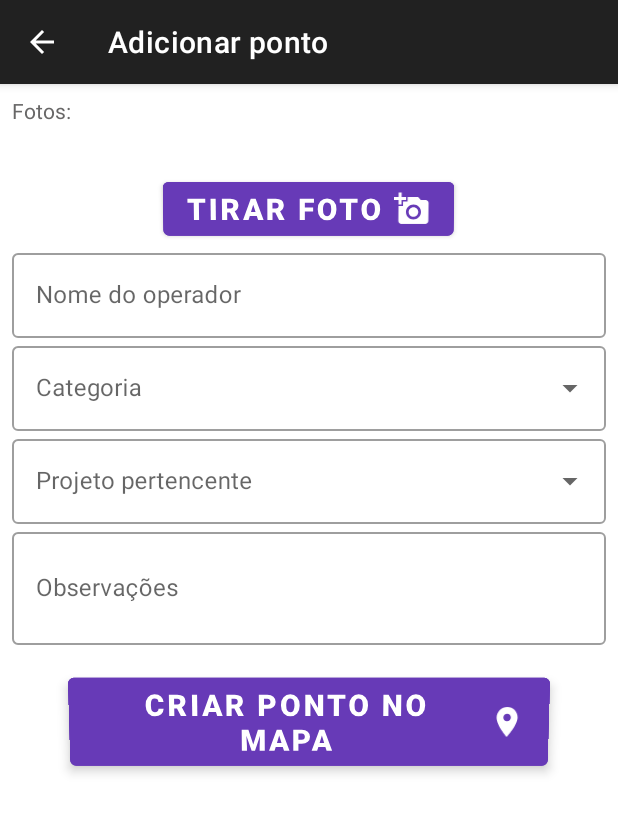
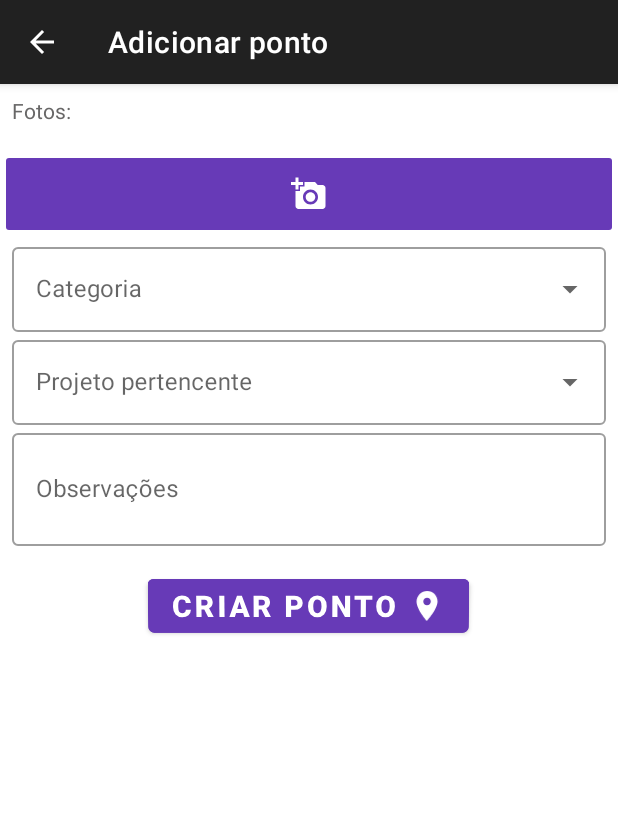
Before and after one commit to gustavodias24/AppFotoGeolocalizacao, an Android app: the AdicionarPontoActivity screen opened directly, with no data from a screen before it, on a phone screen of 412 x 824 dp. Shown: the top 813 px of the screen. Run offline under Robolectric (Android 15) with nearby library versions, the phone set to English and light mode, and no system bars; pictures from the network do not load.

Commit message:
Updates da manhã - Movir o nome do operador para configurações. - Ajuste no icone da foto e no texto de criar ponto. - Ajuste para não abrir todas as opções do fab. (Voltar a carregar a tela inicial com apenas o botão + ) - Quando abre o mapa não exibe nenhum ponto ainda. - Icone da foto na segunda posição - Projetos na terceira posição - Por último botão configurações

```diff
--- a/app/src/main/java/benicio/soluces/aplicativotestebencio/activity/AdicionarPontoActivity.java
+++ b/app/src/main/java/benicio/soluces/aplicativotestebencio/activity/AdicionarPontoActivity.java
@@ -57,6 +57,8 @@ public class AdicionarPontoActivity extends AppCompatActivity {
     private AdapterFotos adapterFotos;
     private RecyclerView recyclerFotos;
 
+    private String operador;
+
 
     private ActivityAdicionarPontoBinding binding;
 
@@ -70,6 +72,7 @@ public class AdicionarPontoActivity extends AppCompatActivity {
         binding = ActivityAdicionarPontoBinding.inflate(getLayoutInflater());
         setContentView(binding.getRoot());
 
+        operador = getSharedPreferences("configPreferences", MODE_PRIVATE).getString("operador", "");
         verificarPermissoes();
         criarRecyclerFotos();
 
@@ -85,11 +88,9 @@ public class AdicionarPontoActivity extends AppCompatActivity {
             binding.criarPontoBtn.setVisibility(View.GONE);
             binding.cameraBtn.setVisibility(View.GONE);
 
-            binding.nomeOperadorField.getEditText().setEnabled(false);
             binding.obsField.getEditText().setEnabled(false);
             binding.menu.getEditText().setEnabled(false);
 
-            binding.nomeOperadorField.getEditText().setText(pontoModel.getOperador());
             binding.obsField.getEditText().setText(pontoModel.getObs());
             binding.menu.getEditText().setText(pontoModel.getCategoria());
 
@@ -135,8 +136,8 @@ public class AdicionarPontoActivity extends AppCompatActivity {
 
         binding.cameraBtn.setOnClickListener( fotoView -> {
             Intent i  = new Intent(getApplicationContext(), ExibirActivity.class);
-            i.putExtra("operador", binding.nomeOperadorField.getEditText().getText().toString());
             i.putExtra("obs", binding.obsField.getEditText().getText().toString());
+            i.putExtra("operador", operador);
             i.putExtra("tipo", 0);
             i.putExtra("lat", latitude);
             i.putExtra("long", longitude);
@@ -144,10 +145,9 @@ public class AdicionarPontoActivity extends AppCompatActivity {
         });
 
         binding.criarPontoBtn.setOnClickListener( view -> {
-            String obs, operador, categoria;
+            String obs, categoria;
 
             obs = binding.obsField.getEditText().getText().toString();
-            operador = binding.nomeOperadorField.getEditText().getText().toString().isEmpty() ? "Sem observações" : binding.nomeOperadorField.getEditText().getText().toString();
             categoria = binding.menu.getEditText().getText().toString().isEmpty() ? "Não informado" : binding.menu.getEditText().getText().toString();
 
             if (!categoria.isEmpty()){
--- a/app/src/main/java/benicio/soluces/aplicativotestebencio/activity/ExibirActivity.java
+++ b/app/src/main/java/benicio/soluces/aplicativotestebencio/activity/ExibirActivity.java
@@ -77,7 +77,7 @@ public class ExibirActivity extends AppCompatActivity{
 
         i = getIntent();
 
-        preferences = getSharedPreferences("logoPreferences", Context.MODE_PRIVATE);
+        preferences = getSharedPreferences("configPreferences", Context.MODE_PRIVATE);
 
         if ( preferences.getString("logoImage", null) == null){
             binding.logo.setVisibility(View.GONE);
--- /dev/null
+++ b/app/src/main/res/drawable/baseline_save_24.xml
@@ -0,0 +1,5 @@
+<vector android:height="24dp" android:tint="#FFFFFF"
+    android:viewportHeight="24" android:viewportWidth="24"
+    android:width="24dp" xmlns:android="http://schemas.android.com/apk/res/android">
+    <path android:fillColor="@android:color/white" android:pathData="M17,3L5,3c-1.11,0 -2,0.9 -2,2v14c0,1.1 0.89,2 2,2h14c1.1,0 2,-0.9 2,-2L21,7l-4,-4zM12,19c-1.66,0 -3,-1.34 -3,-3s1.34,-3 3,-3 3,1.34 3,3 -1.34,3 -3,3zM15,9L5,9L5,5h10v4z"/>
+</vector>
--- a/app/src/main/res/layout/activity_adicionar_ponto.xml
+++ b/app/src/main/res/layout/activity_adicionar_ponto.xml
@@ -1,12 +1,11 @@
 <?xml version="1.0" encoding="utf-8"?>
-<ScrollView
-    xmlns:android="http://schemas.android.com/apk/res/android"
+<ScrollView xmlns:android="http://schemas.android.com/apk/res/android"
     xmlns:app="http://schemas.android.com/apk/res-auto"
     xmlns:tools="http://schemas.android.com/tools"
+    android:layout_width="match_parent"
     android:layout_height="match_parent"
-    android:layout_width="match_parent"
-    android:fillViewport="true"
-    >
+    android:fillViewport="true">
+
     <LinearLayout
 
         android:layout_width="match_parent"
@@ -27,40 +26,19 @@
             android:id="@+id/recycler_fotos"
             android:layout_width="match_parent"
             android:layout_height="wrap_content"
-        android:layout_margin="8dp" >
+            android:layout_margin="8dp"
+            >
 
         </androidx.recyclerview.widget.RecyclerView>
 
-    <Button
+
+        <ImageButton
             android:id="@+id/camera_btn"
-        android:layout_width="wrap_content"
-        android:layout_height="wrap_content"
-        android:layout_gravity="center|center_vertical"
-        android:layout_marginTop="16dp"
-        android:backgroundTint="@color/botao"
-        android:drawableRight="@drawable/baseline_add_a_photo_24"
-        android:gravity="center|center_vertical"
-        android:rotationX="-4"
-        android:text="tirar foto"
-        android:textAllCaps="true"
-        android:textColor="#FFFFFF"
-        android:textSize="20sp"
-        android:textStyle="bold" />
-
-    <com.google.android.material.textfield.TextInputLayout
-        android:id="@+id/nome_operador_field"
             android:layout_width="match_parent"
             android:layout_height="wrap_content"
-        android:hint="Nome do operador"
-        style="@style/Widget.MaterialComponents.TextInputLayout.OutlinedBox">
-
-        <com.google.android.material.textfield.TextInputEditText
-            android:layout_width="match_parent"
-            android:layout_height="wrap_content"
-            android:layout_marginLeft="8dp"
-            android:layout_marginTop="8dp"
-            android:layout_marginRight="8dp" />
-    </com.google.android.material.textfield.TextInputLayout>
+            android:backgroundTint="@color/botao"
+            android:padding="18dp"
+            app:srcCompat="@drawable/baseline_add_a_photo_24" />
 
         <com.google.android.material.textfield.TextInputLayout
             android:id="@+id/menu"
@@ -71,13 +49,12 @@
 
             <AutoCompleteTextView
                 android:id="@+id/auto_complete"
+                android:layout_width="match_parent"
+                android:layout_height="wrap_content"
                 android:layout_marginLeft="8dp"
                 android:layout_marginTop="8dp"
                 android:layout_marginRight="8dp"
-            android:layout_width="match_parent"
-            android:layout_height="wrap_content"
-            android:inputType="none"
-            />
+                android:inputType="none" />
 
         </com.google.android.material.textfield.TextInputLayout>
 
@@ -90,22 +67,21 @@
 
             <AutoCompleteTextView
                 android:id="@+id/auto_complete2"
+                android:layout_width="match_parent"
+                android:layout_height="wrap_content"
                 android:layout_marginLeft="8dp"
                 android:layout_marginTop="8dp"
                 android:layout_marginRight="8dp"
-            android:layout_width="match_parent"
-            android:layout_height="wrap_content"
-            android:inputType="none"
-            />
+                android:inputType="none" />
 
         </com.google.android.material.textfield.TextInputLayout>
 
         <com.google.android.material.textfield.TextInputLayout
             android:id="@+id/obs_field"
+            style="@style/Widget.MaterialComponents.TextInputLayout.OutlinedBox"
             android:layout_width="match_parent"
             android:layout_height="wrap_content"
-        android:hint="Observações"
-        style="@style/Widget.MaterialComponents.TextInputLayout.OutlinedBox">
+            android:hint="Observações">
 
             <com.google.android.material.textfield.TextInputEditText
                 android:layout_width="match_parent"
@@ -128,16 +104,12 @@
             android:drawableRight="@drawable/baseline_place_24"
             android:gravity="center|center_vertical"
             android:rotationX="-4"
-        android:text="Criar ponto no mapa"
+            android:text="Criar ponto"
             android:textAllCaps="true"
             android:textColor="#FFFFFF"
             android:textSize="20sp"
             android:textStyle="bold" />
 
 
-
-
-
-
-
-</LinearLayout></ScrollView>
+    </LinearLayout>
+</ScrollView>
```
Also changed, not shown: app/src/main/java/benicio/soluces/aplicativotestebencio/activity/ConfigutacoesActivity.java (+20 -1 lines), app/src/main/java/benicio/soluces/aplicativotestebencio/activity/MapaActivity.java (+9 -11 lines), app/src/main/res/layout/activity_configutacoes.xml (+32 -1 lines), app/src/main/res/layout/activity_mapa.xml (+16 -13 lines). Lines whose indentation alone changed are shown as unchanged.
